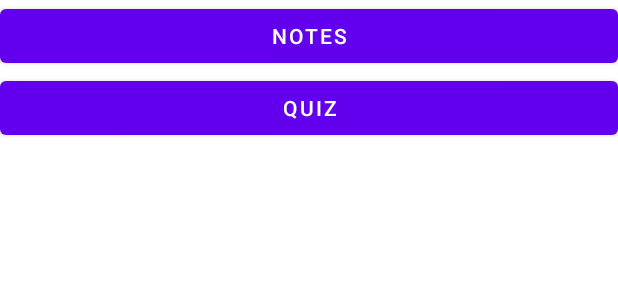
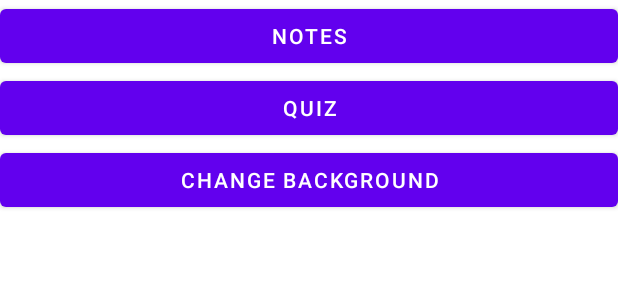
Before and after one commit to r0r-5chach/CSY2061-assignment-1, an Android app: the layout activity_main.xml on its own in the app's theme, with its tools: preview values and no code run, on a phone screen of 412 x 824 dp. Shown: the top 300 px of the screen. Run offline under Robolectric (Android 15) with nearby library versions, the phone set to English and light mode, and no system bars.

Commit message:
change background completed

```diff
--- a/app/src/main/java/xyz/r0r5chach/cpsAssist/BtnID.java
+++ b/app/src/main/java/xyz/r0r5chach/cpsAssist/BtnID.java
@@ -5,5 +5,6 @@ public enum BtnID {
     EDIT_BUTTON,
     DELETE_BUTTON,
     NOTES_BUTTON,
-    QUIZ_BUTTON
+    QUIZ_BUTTON,
+    BACKGROUND_BUTTON
 }
--- a/app/src/main/java/xyz/r0r5chach/cpsAssist/notes/NotesActivity.java
+++ b/app/src/main/java/xyz/r0r5chach/cpsAssist/notes/NotesActivity.java
@@ -4,6 +4,7 @@ import androidx.appcompat.app.AppCompatActivity;
 import androidx.recyclerview.widget.LinearLayoutManager;
 import androidx.recyclerview.widget.RecyclerView;
 
+import android.graphics.Color;
 import android.os.Bundle;
 import android.widget.TextView;
 
@@ -18,6 +19,9 @@ public class NotesActivity extends AppCompatActivity {
         setContentView(R.layout.activity_notes);
         initRecycler();
         setTitle("Notes- " + getIntent().getStringExtra("username"));
+        if (getIntent().hasExtra("background")) {
+            findViewById(R.id.notes_layout).setBackgroundColor(Color.parseColor(getIntent().getStringExtra("background")));
+        }
         findViewById(R.id.add_Button).setOnClickListener(new BtnOnClickListener(adapter));
     }
 
--- a/app/src/main/java/xyz/r0r5chach/cpsAssist/quiz/QuizActivity.java
+++ b/app/src/main/java/xyz/r0r5chach/cpsAssist/quiz/QuizActivity.java
@@ -1,5 +1,6 @@
 package xyz.r0r5chach.cpsAssist.quiz;
 
+import android.graphics.Color;
 import android.os.Bundle;
 import android.widget.Button;
 import android.widget.LinearLayout;
@@ -21,6 +22,9 @@ public class QuizActivity extends AppCompatActivity {
         super.onCreate(savedInstanceState);
         setContentView(R.layout.activity_quiz);
         setTitle("Quiz- " + getIntent().getStringExtra("username"));
+        if (getIntent().hasExtra("background")) {
+            findViewById(R.id.quiz_layout).setBackgroundColor(Color.parseColor(getIntent().getStringExtra("background")));
+        }
         LinearLayout layout = findViewById(R.id.quiz_layout);
         quiz = new Quiz(getString(R.string.questions), getString(R.string.correct_answers), getString(R.string.incorrect_answers));
         initQuestions(layout);
--- a/app/src/main/res/layout/activity_main.xml
+++ b/app/src/main/res/layout/activity_main.xml
@@ -2,6 +2,7 @@
 <LinearLayout xmlns:android="http://schemas.android.com/apk/res/android"
     android:layout_width="match_parent"
     android:layout_height="match_parent"
+    android:id="@+id/main_layout"
     android:orientation="vertical">
 
     <Button
@@ -15,4 +16,10 @@
         android:layout_width="match_parent"
         android:layout_height="wrap_content"
         android:text="@string/quiz_button_text" />
+
+    <Button
+        android:id="@+id/background_button"
+        android:layout_width="match_parent"
+        android:layout_height="wrap_content"
+        android:text="@string/change_background_button_text" />
 </LinearLayout>
--- a/app/src/main/res/layout/activity_notes.xml
+++ b/app/src/main/res/layout/activity_notes.xml
@@ -1,6 +1,7 @@
 <?xml version="1.0" encoding="utf-8"?>
 <RelativeLayout xmlns:android="http://schemas.android.com/apk/res/android"
     xmlns:tools="http://schemas.android.com/tools"
+    android:id="@+id/notes_layout"
     android:layout_width="match_parent"
     android:layout_height="match_parent"
     android:orientation="vertical"
--- a/app/src/main/res/values-night/themes.xml
+++ b/app/src/main/res/values-night/themes.xml
@@ -1,4 +1,4 @@
-<resources xmlns:tools="http://schemas.android.com/tools">
+<resources>
     <!-- Base application theme. -->
     <style name="Theme.CpsAssist" parent="Theme.MaterialComponents.DayNight.DarkActionBar">
         <!-- Primary brand color. -->
@@ -13,8 +13,4 @@
         <item name="android:statusBarColor">?attr/colorPrimaryVariant</item>
         <!-- Customize your theme here. -->
     </style>
-    <style name="edit_dialog">
-        <item name="android:background">@color/white</item>
-        <item name="android:textColor">@color/black</item>
-    </style>
 </resources>
--- a/app/src/main/res/values/strings.xml
+++ b/app/src/main/res/values/strings.xml
@@ -17,4 +17,5 @@
     <string name="saveButtonText">Save</string>
     <string name="quiz_button_text">Quiz</string>
     <string name="submit_button_text">Submit</string>
+    <string name="change_background_button_text">Change Background</string>
 </resources>
--- a/app/src/main/res/values/themes.xml
+++ b/app/src/main/res/values/themes.xml
@@ -19,8 +19,4 @@
     </style>
     <style name="Theme.CpsAssist.AppBarOverlay" parent="ThemeOverlay.AppCompat.Dark.ActionBar" />
     <style name="Theme.CpsAssist.PopupOverlay" parent="ThemeOverlay.AppCompat.Light" />
-    <style name="edit_dialog">
-        <item name="android:background">@color/black</item>
-        <item name="android:textColor">@color/white</item>
-    </style>
 </resources>
```
Also changed, not shown: app/src/main/java/xyz/r0r5chach/cpsAssist/main/BtnOnClickListener.java (+19 -0 lines), app/src/main/java/xyz/r0r5chach/cpsAssist/main/MainActivity.java (+5 -2 lines).
